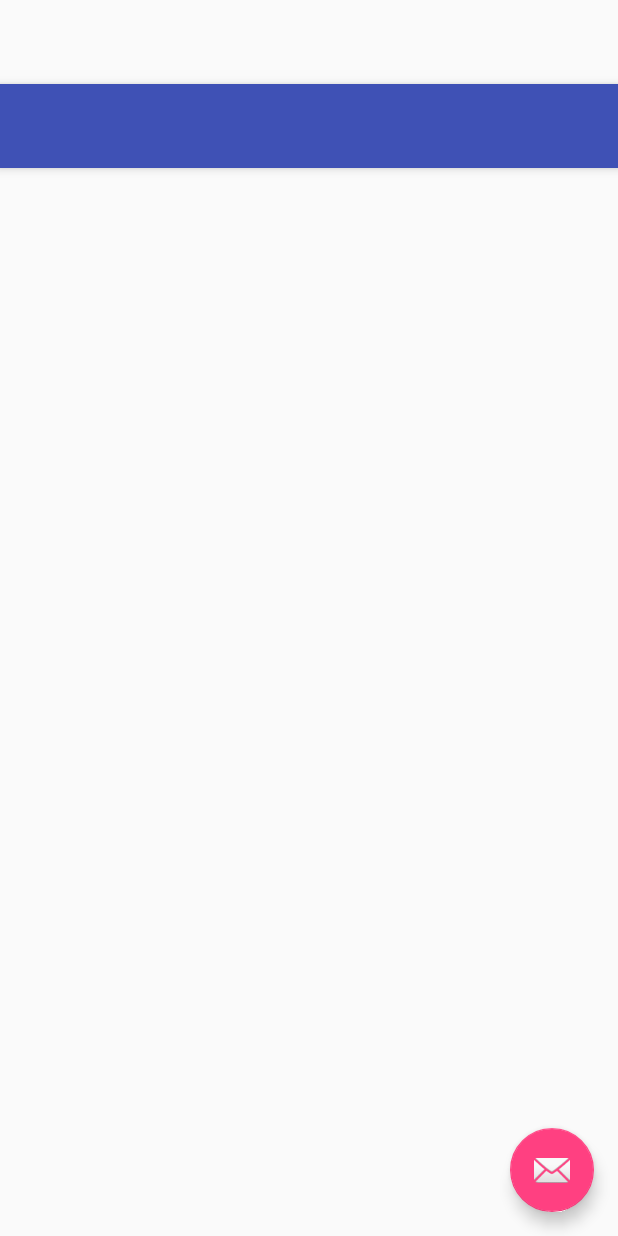
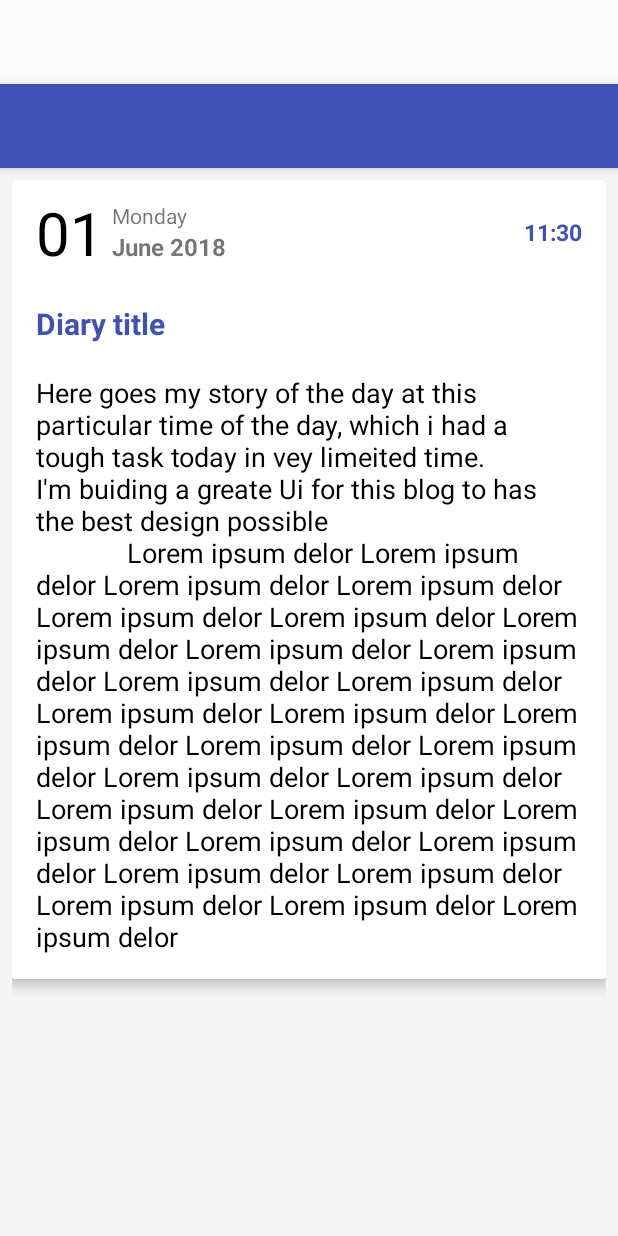
Before and after one commit to Tourenathan-G5organisation/My-Journal, an Android app: the layout activity_detail.xml on its own in the app's theme, with its tools: preview values and no code run, on a phone screen of 412 x 824 dp. Run offline under Robolectric (Android 15) with nearby library versions, the phone set to English and light mode, and no system bars.

Commit message:
Completed the view for the detailactivity

```diff
--- a/app/build.gradle
+++ b/app/build.gradle
@@ -31,5 +31,6 @@ dependencies {
     compile 'com.firebaseui:firebase-ui-auth:4.0.1'
     compile 'com.google.firebase:firebase-auth:16.0.1'
     compile 'com.google.android.gms:play-services-auth:15.0.1'
+    compile 'com.android.support:cardview-v7:27.0.2'
 }
 apply plugin: 'com.google.gms.google-services'
--- a/app/src/main/java/com/toure/myjournal/DetailActivity.java
+++ b/app/src/main/java/com/toure/myjournal/DetailActivity.java
@@ -1,13 +1,10 @@
 package com.toure.myjournal;
 
 import android.os.Bundle;
-import android.support.design.widget.FloatingActionButton;
-import android.support.design.widget.Snackbar;
 import android.support.v7.app.AppCompatActivity;
 import android.support.v7.widget.Toolbar;
 import android.view.Menu;
 import android.view.MenuInflater;
-import android.view.View;
 
 public class DetailActivity extends AppCompatActivity {
 
@@ -18,14 +15,14 @@ public class DetailActivity extends AppCompatActivity {
         Toolbar toolbar = (Toolbar) findViewById(R.id.toolbar);
         setSupportActionBar(toolbar);
 
-        FloatingActionButton fab = (FloatingActionButton) findViewById(R.id.fab);
+       /* FloatingActionButton fab = (FloatingActionButton) findViewById(R.id.fab);
         fab.setOnClickListener(new View.OnClickListener() {
             @Override
             public void onClick(View view) {
                 Snackbar.make(view, "Replace with your own action", Snackbar.LENGTH_LONG)
                         .setAction("Action", null).show();
             }
-        });
+        });*/
         getSupportActionBar().setDisplayHomeAsUpEnabled(true);
     }
 
--- a/app/src/main/res/layout/activity_detail.xml
+++ b/app/src/main/res/layout/activity_detail.xml
@@ -23,12 +23,12 @@
 
     <include layout="@layout/content_detail" />
 
-    <android.support.design.widget.FloatingActionButton
+    <!--<android.support.design.widget.FloatingActionButton
         android:id="@+id/fab"
         android:layout_width="wrap_content"
         android:layout_height="wrap_content"
         android:layout_gravity="bottom|end"
         android:layout_margin="@dimen/fab_margin"
-        android:src="@android:drawable/ic_dialog_email" />
+        android:src="@android:drawable/ic_dialog_email" />-->
 
 </android.support.design.widget.CoordinatorLayout>
--- a/app/src/main/res/layout/fragment_detail.xml
+++ b/app/src/main/res/layout/fragment_detail.xml
@@ -1,13 +1,105 @@
-<RelativeLayout xmlns:android="http://schemas.android.com/apk/res/android"
+<ScrollView xmlns:android="http://schemas.android.com/apk/res/android"
     xmlns:tools="http://schemas.android.com/tools"
     android:layout_width="match_parent"
     android:layout_height="match_parent"
-    android:paddingBottom="@dimen/activity_vertical_margin"
-    android:paddingLeft="@dimen/activity_horizontal_margin"
-    android:paddingRight="@dimen/activity_horizontal_margin"
-    android:paddingTop="@dimen/activity_vertical_margin"
+    xmlns:app="http://schemas.android.com/apk/res-auto"
+    android:paddingBottom="@dimen/activity_vertical_half_margin"
+    android:paddingLeft="@dimen/activity_horizontal_half_margin"
+    android:paddingRight="@dimen/activity_horizontal_half_margin"
+    android:paddingTop="@dimen/activity_vertical_half_margin"
     tools:context="com.toure.myjournal.DetailActivityFragment"
-    tools:showIn="@layout/activity_detail">
+    tools:showIn="@layout/activity_detail"
+    android:background="@color/colorDaybackground">
+
+    <android.support.v7.widget.CardView
+        android:layout_width="match_parent"
+        android:layout_height="wrap_content"
+        app:cardElevation="5dp">
+
+        <LinearLayout
+            android:layout_width="match_parent"
+            android:layout_height="match_parent"
+            android:orientation="vertical"
+            android:paddingBottom="@dimen/activity_vertical_margin"
+            android:paddingLeft="@dimen/activity_horizontal_margin"
+            android:paddingRight="@dimen/activity_vertical_margin"
+            android:paddingTop="@dimen/activity_vertical_half_margin">
 
 
-</RelativeLayout>
+            <LinearLayout
+                android:layout_width="match_parent"
+                android:layout_height="wrap_content"
+                android:orientation="horizontal">
+
+                <TextView
+                    android:layout_width="wrap_content"
+                    android:layout_height="wrap_content"
+                    android:text="01"
+                    android:textSize="40sp"
+                    android:layout_gravity="center_vertical"
+                    android:layout_marginRight="5dp"
+                    android:textColor="@color/colorBlack" />
+
+                <LinearLayout
+                    android:layout_width="match_parent"
+                    android:layout_height="wrap_content"
+                    android:orientation="vertical"
+                    android:layout_weight="1"
+                    android:layout_gravity="center_vertical">
+
+                    <TextView
+                        android:layout_width="wrap_content"
+                        android:layout_height="wrap_content"
+                        android:text="Monday"
+                        android:textSize="14sp" />
+
+                    <TextView
+                        android:layout_width="wrap_content"
+                        android:layout_height="wrap_content"
+                        android:text="June 2018"
+                        android:textStyle="bold"
+                        android:textSize="16sp" />
+
+                </LinearLayout>
+
+                <TextView
+                    android:layout_width="wrap_content"
+                    android:layout_height="wrap_content"
+                    android:id="@+id/time_textview"
+                    android:text="11:30"
+                    android:textSize="15sp"
+                    android:layout_gravity="center_vertical"
+                    android:textColor="@color/colorPrimary"
+                    android:textStyle="bold" />
+
+            </LinearLayout>
+
+            <LinearLayout
+                android:layout_width="match_parent"
+                android:layout_height="wrap_content"
+                android:orientation="vertical"
+                android:layout_marginTop="20dp">
+
+                <TextView
+                    android:layout_width="match_parent"
+                    android:layout_height="wrap_content"
+                    android:id="@+id/journal_item_title_textview"
+                    android:text="Diary title"
+                    android:textSize="20sp"
+                    android:textColor="@color/colorPrimary"
+                    android:textStyle="bold" />
+
+                <TextView
+                    android:layout_width="match_parent"
+                    android:layout_height="wrap_content"
+                    android:id="@+id/journal_item_content_textview"
+                    android:textSize="18sp"
+                    android:layout_marginTop="20dp"
+                    android:textColor="@color/colorBlack"
+                    android:text="Here goes my story of the day at this particular time of the day, which i had a tough task today in vey limeited time.\nI'm buiding a greate Ui for this blog to has the best design possible\n
+            Lorem ipsum delor Lorem ipsum delor Lorem ipsum delor Lorem ipsum delor Lorem ipsum delor Lorem ipsum delor Lorem ipsum delor Lorem ipsum delor Lorem ipsum delor Lorem ipsum delor Lorem ipsum delor Lorem ipsum delor Lorem ipsum delor Lorem ipsum delor Lorem ipsum delor Lorem ipsum delor Lorem ipsum delor Lorem ipsum delor Lorem ipsum delor Lorem ipsum delor Lorem ipsum delor Lorem ipsum delor Lorem ipsum delor Lorem ipsum delor Lorem ipsum delor Lorem ipsum delor Lorem ipsum delor Lorem ipsum delor " />
+
+            </LinearLayout>
+        </LinearLayout>
+    </android.support.v7.widget.CardView>
+</ScrollView>
--- a/app/src/main/res/values-w820dp/dimens.xml
+++ b/app/src/main/res/values-w820dp/dimens.xml
@@ -3,4 +3,5 @@
          (such as screen margins) for screens with more than 820dp of available width. This
          would include 7" and 10" devices in landscape (~960dp and ~1280dp respectively). -->
     <dimen name="activity_horizontal_margin">64dp</dimen>
+    <dimen name="activity_horizontal_half_margin">64dp</dimen>
 </resources>
--- a/app/src/main/res/values/dimens.xml
+++ b/app/src/main/res/values/dimens.xml
@@ -2,5 +2,7 @@
     <!-- Default screen margins, per the Android Design guidelines. -->
     <dimen name="activity_horizontal_margin">16dp</dimen>
     <dimen name="activity_vertical_margin">16dp</dimen>
+    <dimen name="activity_horizontal_half_margin">8dp</dimen>
+    <dimen name="activity_vertical_half_margin">8dp</dimen>
     <dimen name="fab_margin">16dp</dimen>
 </resources>
```
